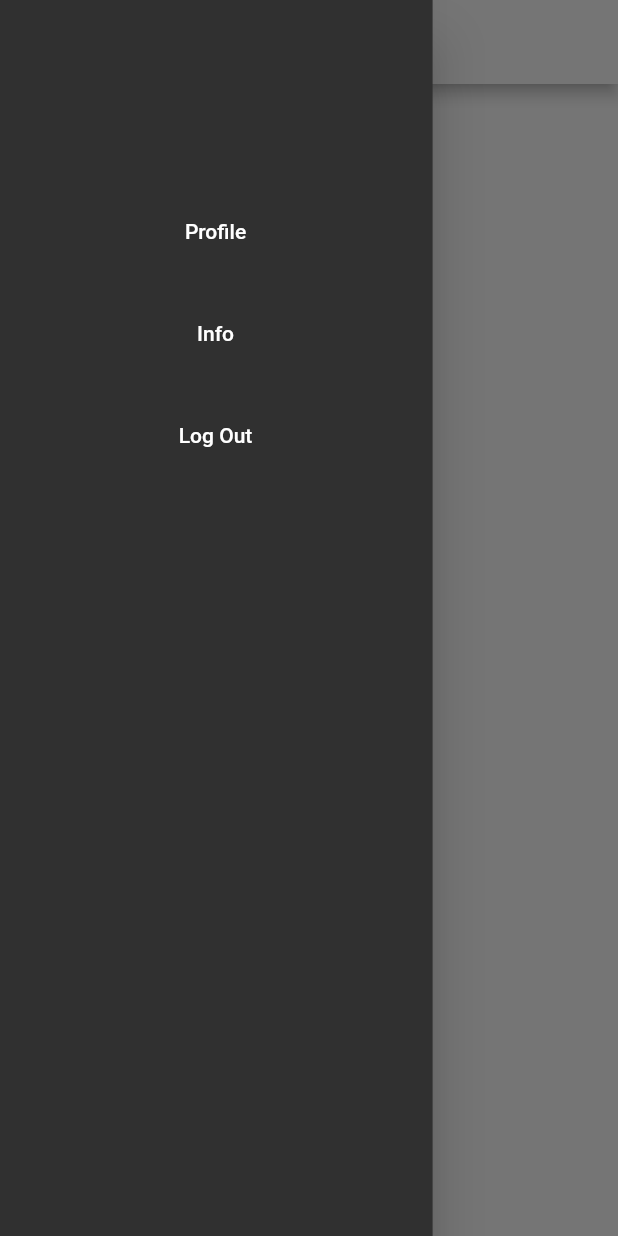
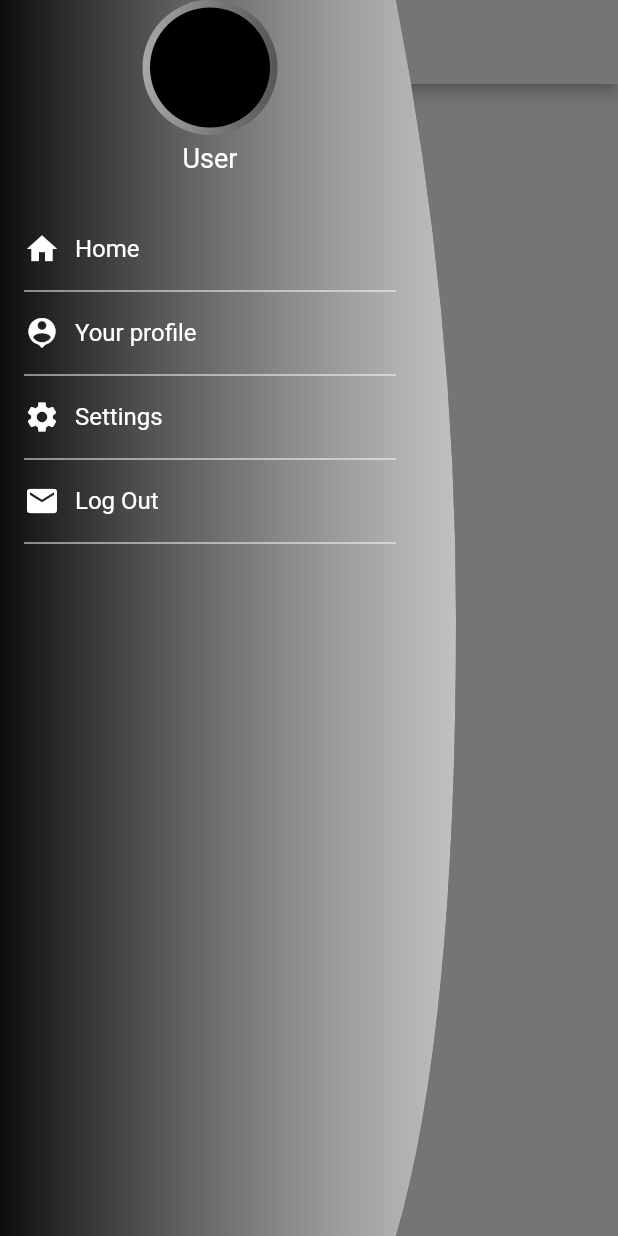
Before and after one commit to yazanaboghaith/car, a Flutter app: the HomePageUser screen opened directly, with the side drawer open, on a phone screen of 412 x 824 dp. Run offline on Flutter 3.47's test engine with Material 2 defaults, Android fonts, the phone set to English and light mode, and no system bars; our stand-ins replace animated_splash_screen, animated_text_kit, image_picker, page_transition.

Commit message:
add drawer in homepage user

```diff
--- a/lib/User/Home/HomePageUser.dart
+++ b/lib/User/Home/HomePageUser.dart
@@ -1,65 +1,166 @@
-import 'package:car1/Constant/Colors.dart';
-import 'package:car1/LogIn.dart';
-import 'package:car1/User/Profile/ProfileUser.dart';
 import 'package:flutter/material.dart';
 
 class HomePageUser extends StatefulWidget {
-  const HomePageUser({Key? key}) : super(key: key);
+  static const routeName = '/DarkDrawerPage';
 
   @override
   State<HomePageUser> createState() => _HomePageUserState();
 }
 
 class _HomePageUserState extends State<HomePageUser> {
+  final GlobalKey<ScaffoldState> _key = GlobalKey<ScaffoldState>();
+
   @override
   Widget build(BuildContext context) {
     return Scaffold(
+      key: _key,
       appBar: AppBar(
-        title: Text("Welcome"),
-      ),
-      drawer: Drawer(
-        width: MediaQuery.of(context).size.width * 0.7,
-        child: Padding(
-          padding: const EdgeInsets.fromLTRB(0, 80, 1, 1),
-          child: Column(
-            children: [
-              SizedBox(
-                height: 50,
-              ),
-              TextButton(
+        title: Text('Dark Drawer Navigation'),
+        automaticallyImplyLeading: false,
+        leading: IconButton(
+          icon: Icon(Icons.menu),
           onPressed: () {
-                  Navigator.pushReplacement(context,
-                      MaterialPageRoute(builder: (context) => ProfileUser()));
+            _key.currentState?.openDrawer();
           },
-                child: Text(
-                  "Profile",
-                  style: TextStyle(color: kprimareytextcolor),
         ),
       ),
-              SizedBox(
-                height: 20,
+      drawer: _buildDrawer(),
+//
+//
+//
+//
+//
+//
+//
+//
+//
+      body: SingleChildScrollView(
+        padding: const EdgeInsets.all(16.0),
+        child: Column(children: [
+          Container(
+            child: Text(
+              "heeelo use",
+              style: TextStyle(color: Colors.black),
             ),
-              TextButton(
-                onPressed: () {},
-                child: Text(
-                  "Info",
-                  style: TextStyle(color: kprimareytextcolor),
+          )
+        ]),
+      ),
+    );
+  }
+
+//
+//
+//
+//
+//
+//
+//
+//
+//
+//
+//
+  _buildDrawer() {
+    // final String image = 'assets/images/wood_bk.jpg';
+    return ClipPath(
+      clipper: OvalRightBorderClipper(),
+      child: Drawer(
+        child: Container(
+          padding: const EdgeInsets.only(left: 16.0, right: 40),
+          decoration: BoxDecoration(
+            gradient: LinearGradient(
+              //تدرج لون الدراور
+              colors: [
+                Color.fromARGB(255, 12, 12, 11),
+                Color.fromARGB(195, 238, 235, 236)
+              ],
             ),
           ),
-              SizedBox(
-                height: 20,
+          width: 300,
+          child: SafeArea(
+            child: SingleChildScrollView(
+              child: Column(
+                children: <Widget>[
+                  Container(
+                    height: 90,
+                    alignment: Alignment.center,
+                    decoration: BoxDecoration(
+                        shape: BoxShape.circle,
+                        gradient: LinearGradient(colors: [
+                          Color.fromARGB(255, 247, 244, 245),
+                          Color.fromARGB(235, 8, 8, 5)
+                        ])),
+                    child: CircleAvatar(
+                      radius: 40,
+                      //  backgroundImage: AssetImage(image),
                     ),
-              MaterialButton(
-                onPressed: () {
-                  Navigator.pushReplacement(context,
-                      MaterialPageRoute(builder: (context) => LogInUser()));
-                },
-                child: Text("Log Out"),
-              )
+                  ),
+                  SizedBox(height: 5.0),
+                  Text(
+                    "User",
+                    style: TextStyle(color: Colors.white, fontSize: 18.0),
+                  ),
+                  SizedBox(height: 30.0),
+                  _buildRow(Icons.home, "Home"),
+                  _buildDivider(), //الخط تحت النص
+                  _buildRow(Icons.person_pin, "Your profile"),
+                  _buildDivider(), //الخط تحت النص
+                  _buildRow(Icons.settings, "Settings"),
+                  _buildDivider(), //الخط تحت النص
+                  _buildRow(Icons.email, "Log Out"),
+                  _buildDivider(), //الخط تحت النص
                 ],
+              ),
+            ),
           ),
         ),
       ),
     );
   }
+
+  Divider _buildDivider() {
+    return Divider(color: Colors.white //لون الخط يلي تحت الكتابة
+        );
   }
+
+  Widget _buildRow(IconData icon, String title) {
+    final TextStyle tStyle = TextStyle(color: Colors.white, fontSize: 16.0);
+    return Container(
+      padding: const EdgeInsets.symmetric(vertical: 8.0),
+      child: Row(children: [
+        Icon(
+          icon,
+          color: Colors.white, //لون الايقونات
+        ),
+        SizedBox(width: 10.0),
+        Text(
+          title,
+          style: tStyle,
+        ),
+      ]),
+    );
+  }
+}
+
+class OvalRightBorderClipper extends CustomClipper<Path> {
+  @override
+  Path getClip(Size size) {
+    var path = Path();
+    path.lineTo(0, 0);
+    path.lineTo(size.width - 40, 0);
+    path.quadraticBezierTo(
+        //درجة انحناء ال دراور
+        size.width,
+        size.height / 4,
+        size.width,
+        size.height / 2);
+    path.quadraticBezierTo(size.width, size.height - (size.height / 6),
+        size.width - 40, size.height);
+    path.lineTo(0, size.height);
+    return path;
+  }
+
+  @override
+  bool shouldReclip(CustomClipper<Path> oldClipper) {
+    return true;
+  }
+}
```
Lines whose indentation alone changed are shown as unchanged.
